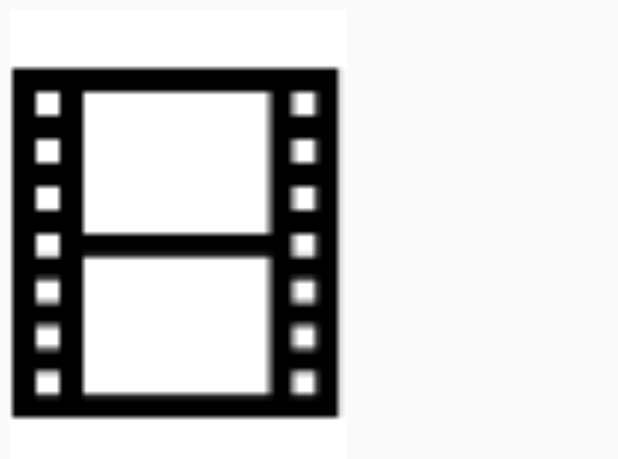
After one commit to MoustafaElsaghier/Movie-App-Material, an Android app: the layout similar_item.xml on its own in the app's theme, with its tools: preview values and no code run, on a phone screen of 412 x 824 dp. The commit adds this screen. Shown: the top 459 px of the screen. Run offline under Robolectric (Android 15) with nearby library versions, the phone set to English and light mode, and no system bars.

Commit message:
Change similar movies UI

```diff
--- a/app/src/main/res/layout/cast_item.xml
+++ b/app/src/main/res/layout/cast_item.xml
@@ -3,16 +3,17 @@
     xmlns:app="http://schemas.android.com/apk/res-auto"
     xmlns:tools="http://schemas.android.com/tools"
     android:layout_width="200dp"
-    android:layout_height="300dp"
+    android:layout_height="310dp"
     android:layout_marginEnd="8dp"
     android:layout_marginStart="8dp"
+    android:layout_marginTop="8dp"
     android:elevation="8dp"
     app:cardBackgroundColor="@color/cardBackGround"
     app:cardCornerRadius="5dp">
 
     <android.support.constraint.ConstraintLayout
         android:layout_width="match_parent"
-        android:layout_height="wrap_content">
+        android:layout_height="match_parent">
 
         <ImageView
             android:id="@+id/castImage"
--- a/app/src/main/res/layout/film_info_frag.xml
+++ b/app/src/main/res/layout/film_info_frag.xml
@@ -7,8 +7,8 @@
     <LinearLayout
         android:layout_width="match_parent"
         android:layout_height="match_parent"
-        android:descendantFocusability="blocksDescendants"
         android:orientation="vertical">
+        <!--android:descendantFocusability="blocksDescendants"-->
 
         <include layout="@layout/details_card_view" />
 
--- /dev/null
+++ b/app/src/main/res/layout/similar_item.xml
@@ -0,0 +1,22 @@
+<?xml version="1.0" encoding="utf-8"?>
+<android.support.constraint.ConstraintLayout xmlns:android="http://schemas.android.com/apk/res/android"
+    xmlns:app="http://schemas.android.com/apk/res-auto"
+    android:layout_width="wrap_content"
+    android:layout_height="wrap_content"
+    android:background="@color/cardBackGround"
+    android:layout_margin="6dp">
+
+    <ImageView
+        android:id="@+id/poster_img"
+        android:layout_width="225dp"
+        android:layout_height="wrap_content"
+        android:contentDescription="@string/poster_image_for_film"
+        android:minHeight="300dp"
+        android:padding="8dp"
+        android:scaleType="centerCrop"
+        android:src="@mipmap/ic_movie"
+        app:layout_constraintBottom_toBottomOf="parent"
+        app:layout_constraintEnd_toEndOf="parent"
+        app:layout_constraintLeft_toLeftOf="parent"
+        app:layout_constraintTop_toTopOf="parent" />
+</android.support.constraint.ConstraintLayout>
--- a/app/src/main/res/values/colors.xml
+++ b/app/src/main/res/values/colors.xml
@@ -6,5 +6,5 @@
     <!--<color name="ratingColor">#00d0ff</color>-->
     <color name="movieTittle">#777</color>
     <color name="textColor">#444</color>
-    <color name="cardBackGround">#EEE</color>
+    <color name="cardBackGround">#FFF</color>
 </resources>
```
Also changed, not shown: app/src/main/java/elsaghier/example/com/movieappplus/Adapters/SimilarAdapter.java (added, +71 -0 lines), app/src/main/java/elsaghier/example/com/movieappplus/FragmentsPack/FilmInfoFragment.java (+7 -9 lines).
